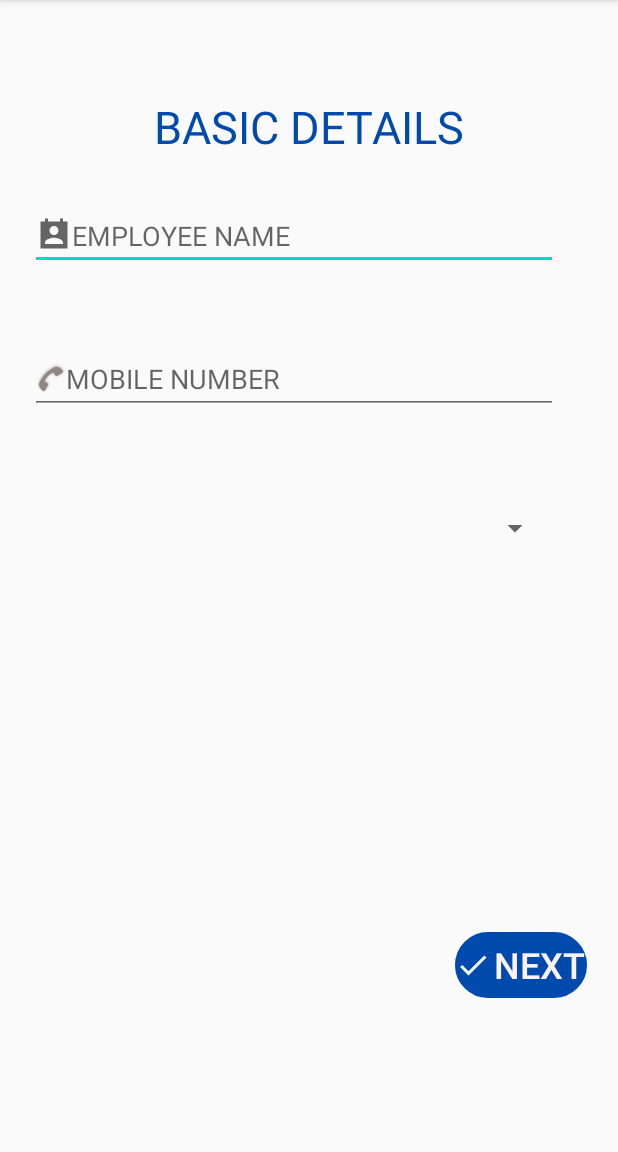
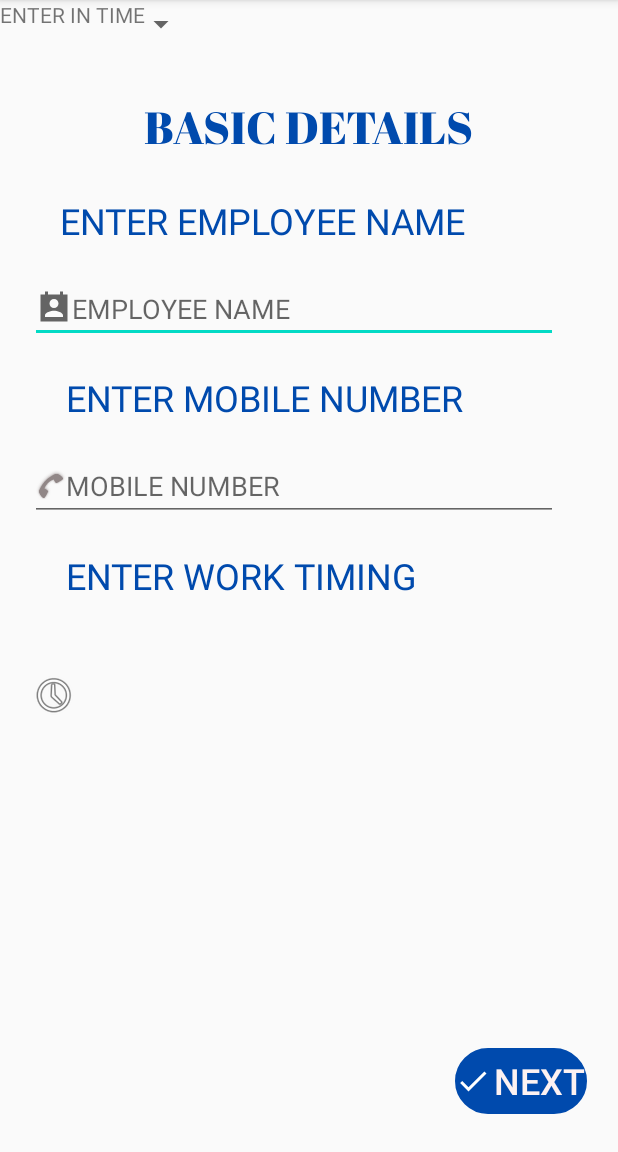
Before and after one commit to akshat-akki/BioPunchNew, an Android app: the AddEmployee screen opened directly, with no data from a screen before it, on a phone screen of 412 x 824 dp, the part 84-1236 px from its top. Run offline under Robolectric (Android 15) with nearby library versions, the phone set to English and light mode, and no system bars.

Commit message:
add employee

```diff
--- a/app/src/main/java/com/example/biopunch/WorkTiming.java
+++ b/app/src/main/java/com/example/biopunch/WorkTiming.java
@@ -49,6 +49,7 @@ public class WorkTiming extends AppCompatActivity {
     private String inTime;
     private String outTime;
     private String phoneno;
+    public String workTimeArray[];
     @Override
     protected void onCreate(Bundle savedInstanceState) {
         super.onCreate(savedInstanceState);
@@ -79,6 +80,10 @@ public class WorkTiming extends AppCompatActivity {
         greenColor = Color.parseColor("#46E412");
         greyColor = Color.parseColor("#837F7F");
         phoneno=getIntent().getStringExtra("mobile");
+        workTimeArray=new String[4];
+        workTimeArray[0]="9 TO 6";
+        workTimeArray[1]="8 TO 5";
+        workTimeArray[2]="10 TO 7";
     }
     public void getInTime(int selected)
     {
@@ -86,6 +91,7 @@ public class WorkTiming extends AppCompatActivity {
     }
     public void nextClicked(View view)
     {
+        //workTimeArray[3]=inTime+
         FirebaseDatabase.getInstance().getReference().child("users").child(phoneno).child("WorkTimeIn").setValue(inTime);
         FirebaseDatabase.getInstance().getReference().child("users").child(phoneno).child("WorkTimeIn").setValue(outTime);
         Intent intent=new Intent(getApplicationContext(),DashBoardHR.class);
--- a/app/src/main/res/layout/activity_add_employee.xml
+++ b/app/src/main/res/layout/activity_add_employee.xml
@@ -11,6 +11,7 @@
         android:layout_width="wrap_content"
         android:layout_height="wrap_content"
         android:layout_marginTop="64dp"
+        android:fontFamily="@font/abril_fatface"
         android:text="BASIC DETAILS"
         android:textColor="#004aad"
         android:textSize="30sp"
@@ -23,22 +24,23 @@
         android:layout_width="0dp"
         android:layout_height="wrap_content"
         android:layout_marginStart="20dp"
-        android:layout_marginTop="30dp"
+        android:layout_marginTop="20dp"
         android:layout_marginEnd="40dp"
         android:drawableStart="@drawable/ic_sharp_perm_contact_calendar_24"
         android:ems="10"
         android:hint="EMPLOYEE NAME"
         android:inputType="textPersonName"
         app:layout_constraintEnd_toEndOf="parent"
+        app:layout_constraintHorizontal_bias="1.0"
         app:layout_constraintStart_toStartOf="parent"
-        app:layout_constraintTop_toBottomOf="@+id/BasicDetailsTextView" />
+        app:layout_constraintTop_toBottomOf="@+id/EmployeeNameTextView" />
 
     <EditText
         android:id="@+id/EmployeePhoneEditText"
         android:layout_width="0dp"
         android:layout_height="wrap_content"
         android:layout_marginStart="20dp"
-        android:layout_marginTop="50dp"
+        android:layout_marginTop="20dp"
         android:layout_marginEnd="40dp"
         android:drawableStart="@android:drawable/stat_sys_phone_call"
         android:drawableTint="#918787"
@@ -46,14 +48,14 @@
         android:hint="MOBILE NUMBER"
         android:inputType="phone"
         app:layout_constraintEnd_toEndOf="parent"
+        app:layout_constraintHorizontal_bias="1.0"
         app:layout_constraintStart_toStartOf="parent"
-        app:layout_constraintTop_toBottomOf="@+id/EmployeeNameEditText" />
+        app:layout_constraintTop_toBottomOf="@+id/EmployeeMobileTextView" />
 
     <Button
         android:id="@+id/NextActivityButton"
         android:layout_width="88dp"
         android:layout_height="44dp"
-        android:layout_marginTop="166dp"
         android:layout_marginEnd="10dp"
         android:layout_marginBottom="25dp"
         android:background="@drawable/custom_dialog"
@@ -66,18 +68,67 @@
         app:layout_constraintBottom_toBottomOf="parent"
         app:layout_constraintEnd_toEndOf="parent"
         app:layout_constraintHorizontal_bias="0.966"
+        app:layout_constraintStart_toStartOf="parent" />
+
+    <TextView
+        android:id="@+id/EmployeeNameTextView"
+        android:layout_width="wrap_content"
+        android:layout_height="wrap_content"
+        android:layout_marginStart="40dp"
+        android:layout_marginTop="25dp"
+        android:text="ENTER EMPLOYEE NAME"
+        android:textColor="#004aad"
+        android:textSize="24sp"
         app:layout_constraintStart_toStartOf="parent"
-        app:layout_constraintTop_toBottomOf="@+id/spinner" />
+        app:layout_constraintTop_toBottomOf="@+id/BasicDetailsTextView" />
+
+    <TextView
+        android:id="@+id/EmployeeMobileTextView"
+        android:layout_width="wrap_content"
+        android:layout_height="wrap_content"
+        android:layout_marginStart="44dp"
+        android:layout_marginTop="20dp"
+        android:text="ENTER MOBILE NUMBER"
+        android:textColor="#004aad"
+        android:textSize="24sp"
+        app:layout_constraintStart_toStartOf="parent"
+        app:layout_constraintTop_toBottomOf="@+id/EmployeeNameEditText" />
+
+    <TextView
+        android:id="@+id/EmployeeWorkTimeTextView"
+        android:layout_width="wrap_content"
+        android:layout_height="wrap_content"
+        android:layout_marginStart="44dp"
+        android:layout_marginTop="20dp"
+        android:text="ENTER WORK TIMING"
+        android:textColor="#004aad"
+        android:textSize="24sp"
+        app:layout_constraintStart_toStartOf="parent"
+        app:layout_constraintTop_toBottomOf="@+id/EmployeePhoneEditText" />
+
+    <ImageView
+        android:id="@+id/clockImage"
+        android:layout_width="wrap_content"
+        android:layout_height="wrap_content"
+        android:layout_marginStart="20dp"
+        android:layout_marginTop="100dp"
+        android:backgroundTint="#918787"
+        app:layout_constraintStart_toStartOf="parent"
+        app:layout_constraintTop_toBottomOf="@+id/EmployeePhoneEditText"
+        app:srcCompat="@android:drawable/ic_menu_recent_history" />
 
     <Spinner
-        android:id="@+id/spinner"
-        android:layout_width="342dp"
-        android:layout_height="52dp"
-        android:layout_marginStart="20dp"
-        android:layout_marginTop="50dp"
-        android:layout_marginEnd="40dp"
-        app:layout_constraintEnd_toEndOf="parent"
-        app:layout_constraintHorizontal_bias="0.5"
-        app:layout_constraintStart_toStartOf="parent"
-        app:layout_constraintTop_toBottomOf="@+id/EmployeePhoneEditText" />
+        android:id="@+id/spinner2"
+        android:layout_width="131dp"
+        android:layout_height="32dp"
+        tools:layout_editor_absoluteX="74dp"
+        tools:layout_editor_absoluteY="453dp" />
+
+    <TextView
+        android:id="@+id/textView6"
+        android:layout_width="wrap_content"
+        android:layout_height="wrap_content"
+        android:text="ENTER IN TIME"
+        tools:layout_editor_absoluteX="85dp"
+        tools:layout_editor_absoluteY="420dp" />
 </androidx.constraintlayout.widget.ConstraintLayout>
```
